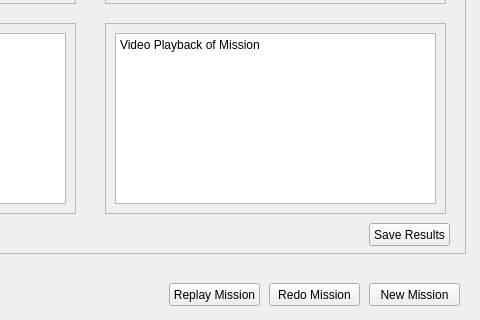
Qt form UAV-Forge-New/missionrecap.ui (UCI-UAVForge/GroundStation) before a commit; both pictures show x 475 to 955 and y 267 to 587 of the 955 by 587 pixel window.
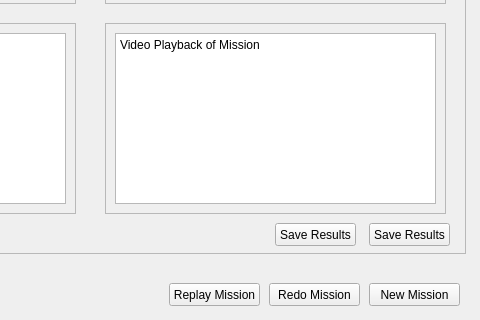
The same form after that commit.

Commit message: added another button as a test

Patch:
```diff
--- a/UAV-Forge-New/missionrecap.ui
+++ b/UAV-Forge-New/missionrecap.ui
@@ -157,6 +157,19 @@
      <string>Save Results</string>
     </property>
    </widget>
+   <widget class="QPushButton" name="pushButton_5">
+    <property name="geometry">
+     <rect>
+      <x>570</x>
+      <y>430</y>
+      <width>81</width>
+      <height>23</height>
+     </rect>
+    </property>
+    <property name="text">
+     <string>Save Results</string>
+    </property>
+   </widget>
   </widget>
   <widget class="QPushButton" name="pushButton_2">
    <property name="geometry">
```
